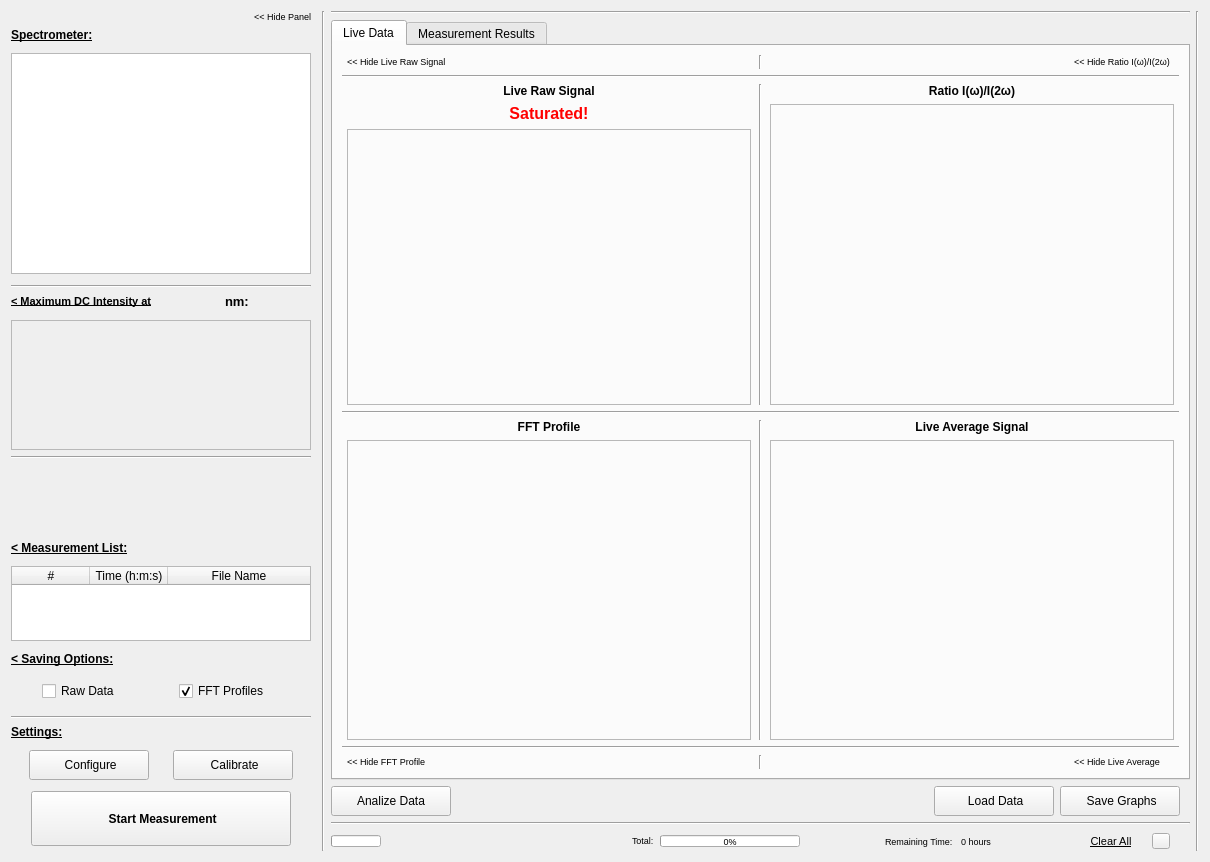
Qt form pol_panel.ui (CesarCarvajal/Oxymetry-Backup-2018) before a commit.
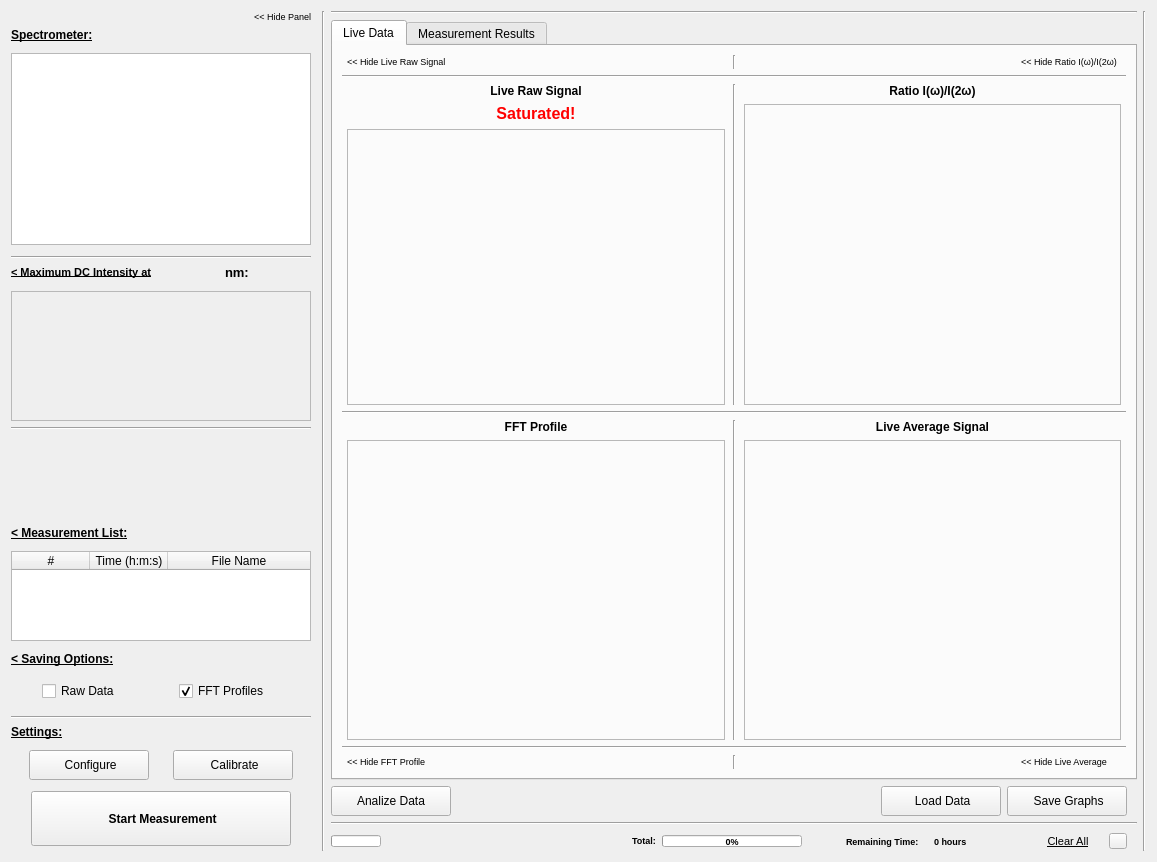
The same form after that commit. Icons and pictures are not drawn. Custom widgets are drawn as their Qt base class.

The edit to the form file:
```diff
--- a/pol_panel.ui
+++ b/pol_panel.ui
@@ -6,7 +6,7 @@
    <rect>
     <x>0</x>
     <y>0</y>
-    <width>1210</width>
+    <width>1157</width>
     <height>862</height>
    </rect>
   </property>
@@ -134,7 +134,7 @@
        <item>
         <widget class="QListWidget" name="list_devices_Pol">
          <property name="sizePolicy">
-          <sizepolicy hsizetype="Preferred" vsizetype="Minimum">
+          <sizepolicy hsizetype="Fixed" vsizetype="Expanding">
            <horstretch>0</horstretch>
            <verstretch>0</verstretch>
           </sizepolicy>
@@ -142,7 +142,7 @@
          <property name="minimumSize">
           <size>
            <width>300</width>
-           <height>221</height>
+           <height>0</height>
           </size>
          </property>
          <property name="maximumSize">
@@ -157,6 +157,9 @@
          <property name="verticalScrollBarPolicy">
           <enum>Qt::ScrollBarAsNeeded</enum>
          </property>
+         <property name="horizontalScrollBarPolicy">
+          <enum>Qt::ScrollBarAlwaysOff</enum>
+         </property>
          <property name="sizeAdjustPolicy">
           <enum>QAbstractScrollArea::AdjustIgnored</enum>
          </property>
@@ -172,6 +175,12 @@
          <property name="resizeMode">
           <enum>QListView::Adjust</enum>
          </property>
+         <property name="viewMode">
+          <enum>QListView::ListMode</enum>
+         </property>
+         <property name="currentRow">
+          <number>-1</number>
+         </property>
         </widget>
        </item>
        <item>
@@ -2247,19 +2256,23 @@
              </property>
              <property name="minimumSize">
               <size>
-               <width>160</width>
+               <width>200</width>
                <height>0</height>
               </size>
              </property>
              <property name="maximumSize">
               <size>
-               <width>250</width>
+               <width>16777215</width>
                <height>12</height>
               </size>
              </property>
              <property name="font">
               <font>
                <pointsize>7</pointsize>
+               <weight>75</weight>
+               <italic>false</italic>
+               <bold>true</bold>
+               <underline>false</underline>
               </font>
              </property>
              <property name="toolTip">
@@ -2280,7 +2293,7 @@
              </property>
              <property name="sizeHint" stdset="0">
               <size>
-               <width>40</width>
+               <width>30</width>
                <height>12</height>
               </size>
              </property>
@@ -2303,8 +2316,8 @@
              <property name="font">
               <font>
                <pointsize>7</pointsize>
-               <weight>50</weight>
-               <bold>false</bold>
+               <weight>75</weight>
+               <bold>true</bold>
               </font>
              </property>
              <property name="text">
@@ -2335,6 +2348,8 @@
              <property name="font">
               <font>
                <pointsize>7</pointsize>
+               <weight>75</weight>
+               <bold>true</bold>
               </font>
              </property>
              <property name="toolTip">
@@ -2352,7 +2367,7 @@
              </property>
              <property name="sizeHint" stdset="0">
               <size>
-               <width>40</width>
+               <width>30</width>
                <height>20</height>
               </size>
              </property>
@@ -2362,19 +2377,21 @@
             <widget class="QLabel" name="label_remaining">
              <property name="minimumSize">
               <size>
-               <width>70</width>
+               <width>82</width>
                <height>0</height>
               </size>
              </property>
              <property name="maximumSize">
               <size>
-               <width>70</width>
+               <width>82</width>
                <height>16777215</height>
               </size>
              </property>
              <property name="font">
               <font>
                <pointsize>7</pointsize>
+               <weight>75</weight>
+               <bold>true</bold>
               </font>
              </property>
              <property name="text">
@@ -2399,6 +2416,8 @@
              <property name="font">
               <font>
                <pointsize>7</pointsize>
+               <weight>75</weight>
+               <bold>true</bold>
               </font>
              </property>
              <property name="toolTip">
@@ -2419,7 +2438,7 @@
              </property>
              <property name="sizeHint" stdset="0">
               <size>
-               <width>70</width>
+               <width>60</width>
                <height>20</height>
               </size>
              </property>
@@ -2516,7 +2535,7 @@
              </property>
              <property name="sizeHint" stdset="0">
               <size>
-               <width>20</width>
+               <width>10</width>
                <height>18</height>
               </size>
              </property>
```
Left out of the diff: 9 changed lines with no effect on the pictures.
